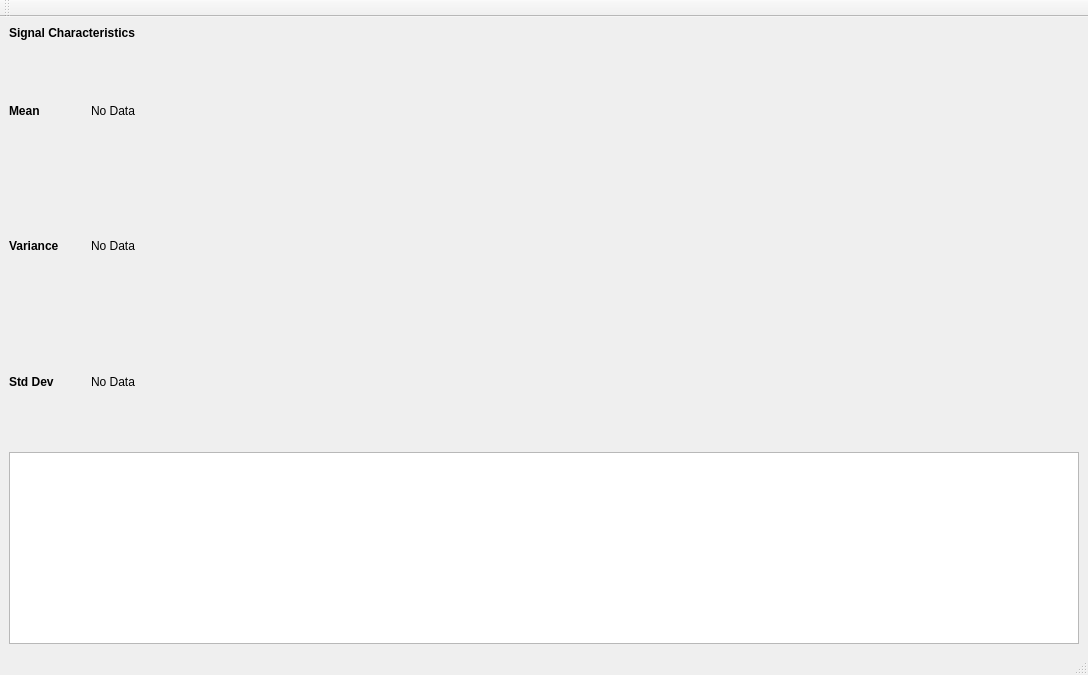
Old version of the form StressEvaluationApp/mainwindow.ui in the repository rmcnabb8557/StressEvaluationApp.
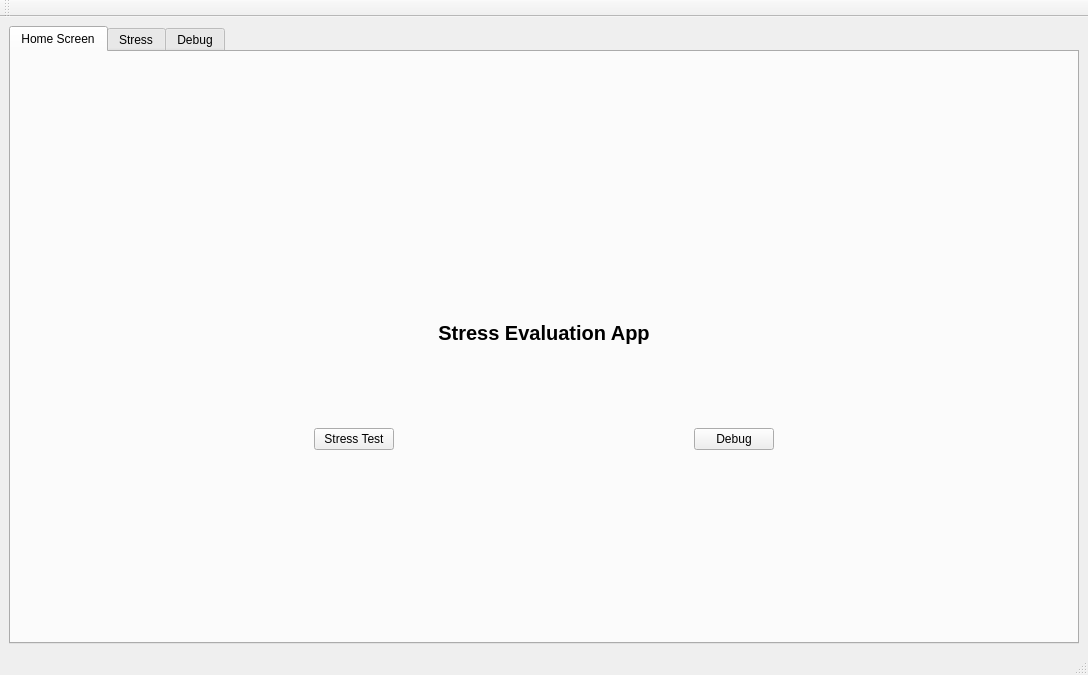
New version of the form. Icons and pictures are not drawn. Custom widgets are drawn as their Qt base class.

Diff of the .ui file:
```diff
--- a/StressEvaluationApp/mainwindow.ui
+++ b/StressEvaluationApp/mainwindow.ui
@@ -17,6 +17,171 @@
    <property name="enabled">
     <bool>true</bool>
    </property>
+   <layout class="QVBoxLayout" name="verticalLayout_5">
+    <item>
+     <widget class="QTabWidget" name="tabWidget">
+      <property name="currentIndex">
+       <number>0</number>
+      </property>
+      <widget class="QWidget" name="tab">
+       <attribute name="title">
+        <string>Home Screen</string>
+       </attribute>
+       <layout class="QVBoxLayout" name="verticalLayout_4">
+        <item>
+         <layout class="QHBoxLayout" name="horizontalLayout_7">
+          <item>
+           <spacer name="horizontalSpacer_4">
+            <property name="orientation">
+             <enum>Qt::Horizontal</enum>
+            </property>
+            <property name="sizeType">
+             <enum>QSizePolicy::MinimumExpanding</enum>
+            </property>
+            <property name="sizeHint" stdset="0">
+             <size>
+              <width>40</width>
+              <height>20</height>
+             </size>
+            </property>
+           </spacer>
+          </item>
+          <item>
+           <widget class="QLabel" name="label_7">
+            <property name="text">
+             <string/>
+            </property>
+            <property name="pixmap">
+             <pixmap resource="images.qrc">:/new/logos/microbot_logo_resized.png</pixmap>
+            </property>
+            <property name="scaledContents">
+             <bool>true</bool>
+            </property>
+           </widget>
+          </item>
+         </layout>
+        </item>
+        <item>
+         <widget class="QLabel" name="label_5">
+          <property name="sizePolicy">
+           <sizepolicy hsizetype="MinimumExpanding" vsizetype="Preferred">
+            <horstretch>0</horstretch>
+            <verstretch>0</verstretch>
+           </sizepolicy>
+          </property>
+          <property name="font">
+           <font>
+            <pointsize>15</pointsize>
+            <weight>75</weight>
+            <bold>true</bold>
+           </font>
+          </property>
+          <property name="text">
+           <string>Stress Evaluation App</string>
+          </property>
+          <property name="alignment">
+           <set>Qt::AlignCenter</set>
+          </property>
+          <property name="textInteractionFlags">
+           <set>Qt::NoTextInteraction</set>
+          </property>
+         </widget>
+        </item>
+        <item>
+         <layout class="QHBoxLayout" name="horizontalLayout_6">
+          <item>
+           <spacer name="horizontalSpacer">
+            <property name="orientation">
+             <enum>Qt::Horizontal</enum>
+            </property>
+            <property name="sizeHint" stdset="0">
+             <size>
+              <width>40</width>
+              <height>20</height>
+             </size>
+            </property>
+           </spacer>
+          </item>
+          <item>
+           <widget class="QPushButton" name="pushButton">
+            <property name="text">
+             <string>Stress Test</string>
+            </property>
+           </widget>
+          </item>
+          <item>
+           <spacer name="horizontalSpacer_3">
+            <property name="orientation">
+             <enum>Qt::Horizontal</enum>
+            </property>
+            <property name="sizeHint" stdset="0">
+             <size>
+              <width>40</width>
+              <height>20</height>
+             </size>
+            </property>
+           </spacer>
+          </item>
+          <item>
+           <widget class="QPushButton" name="pushButton_2">
+            <property name="text">
+             <string>Debug</string>
+            </property>
+           </widget>
+          </item>
+          <item>
+           <spacer name="horizontalSpacer_2">
+            <property name="orientation">
+             <enum>Qt::Horizontal</enum>
+            </property>
+            <property name="sizeHint" stdset="0">
+             <size>
+              <width>40</width>
+              <height>20</height>
+             </size>
+            </property>
+           </spacer>
+          </item>
+         </layout>
+        </item>
+        <item>
+         <layout class="QHBoxLayout" name="horizontalLayout_8">
+          <item>
+           <widget class="QLabel" name="label_6">
+            <property name="text">
+             <string/>
+            </property>
+            <property name="pixmap">
+             <pixmap resource="images.qrc">:/new/logos/uah_logo.png</pixmap>
+            </property>
+            <property name="scaledContents">
+             <bool>true</bool>
+            </property>
+           </widget>
+          </item>
+          <item>
+           <spacer name="horizontalSpacer_5">
+            <property name="orientation">
+             <enum>Qt::Horizontal</enum>
+            </property>
+            <property name="sizeHint" stdset="0">
+             <size>
+              <width>40</width>
+              <height>20</height>
+             </size>
+            </property>
+           </spacer>
+          </item>
+         </layout>
+        </item>
+       </layout>
+      </widget>
+      <widget class="QWidget" name="eval_tab">
+       <attribute name="title">
+        <string>Stress</string>
+       </attribute>
+       <layout class="QHBoxLayout" name="horizontalLayout_5">
+        <item>
    <layout class="QVBoxLayout" name="verticalLayout_3">
     <item>
      <layout class="QHBoxLayout" name="horizontalLayout_4">
@@ -204,6 +369,22 @@
      </widget>
     </item>
    </layout>
+        </item>
+       </layout>
+      </widget>
+      <widget class="QWidget" name="debug_tab">
+       <attribute name="title">
+        <string>Debug</string>
+       </attribute>
+       <layout class="QVBoxLayout" name="verticalLayout_6">
+        <item>
+         <widget class="QTextEdit" name="textEdit"/>
+        </item>
+       </layout>
+      </widget>
+     </widget>
+    </item>
+   </layout>
   </widget>
   <widget class="QMenuBar" name="menubar">
    <property name="geometry">
```
Left out of the diff: 4 changed lines with no effect on the pictures. Lines whose indentation alone changed are shown as unchanged.
